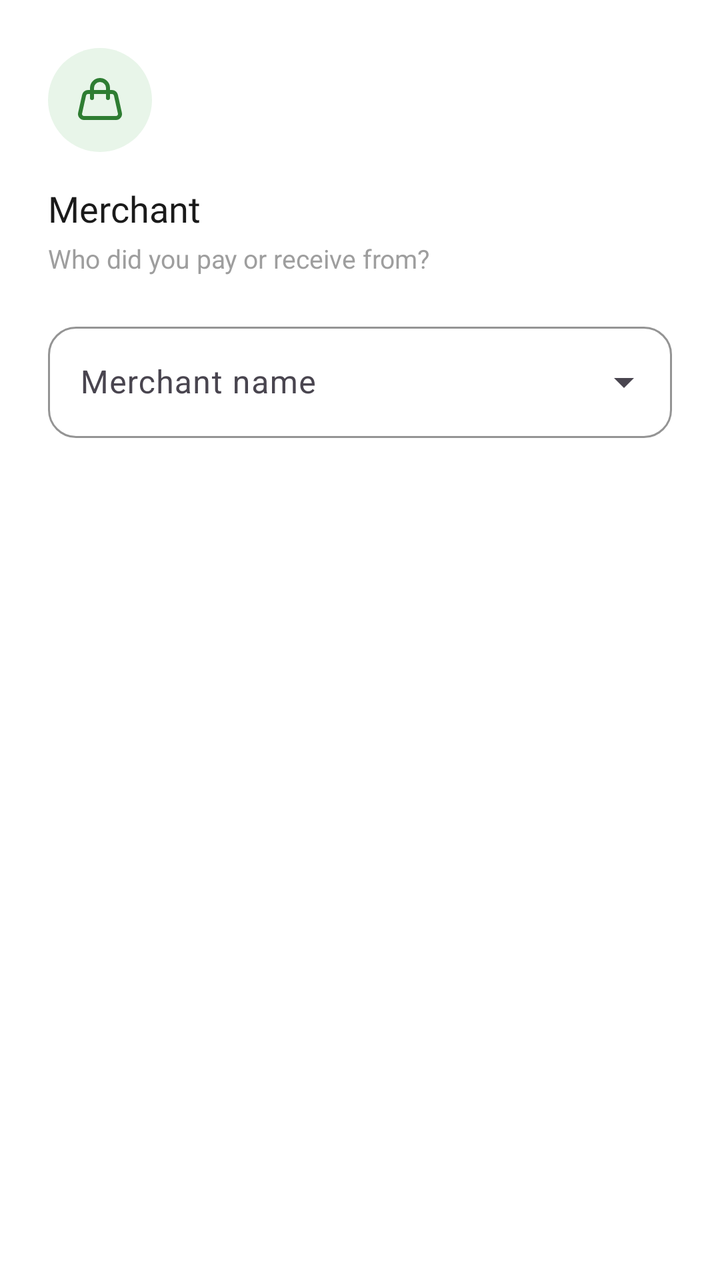
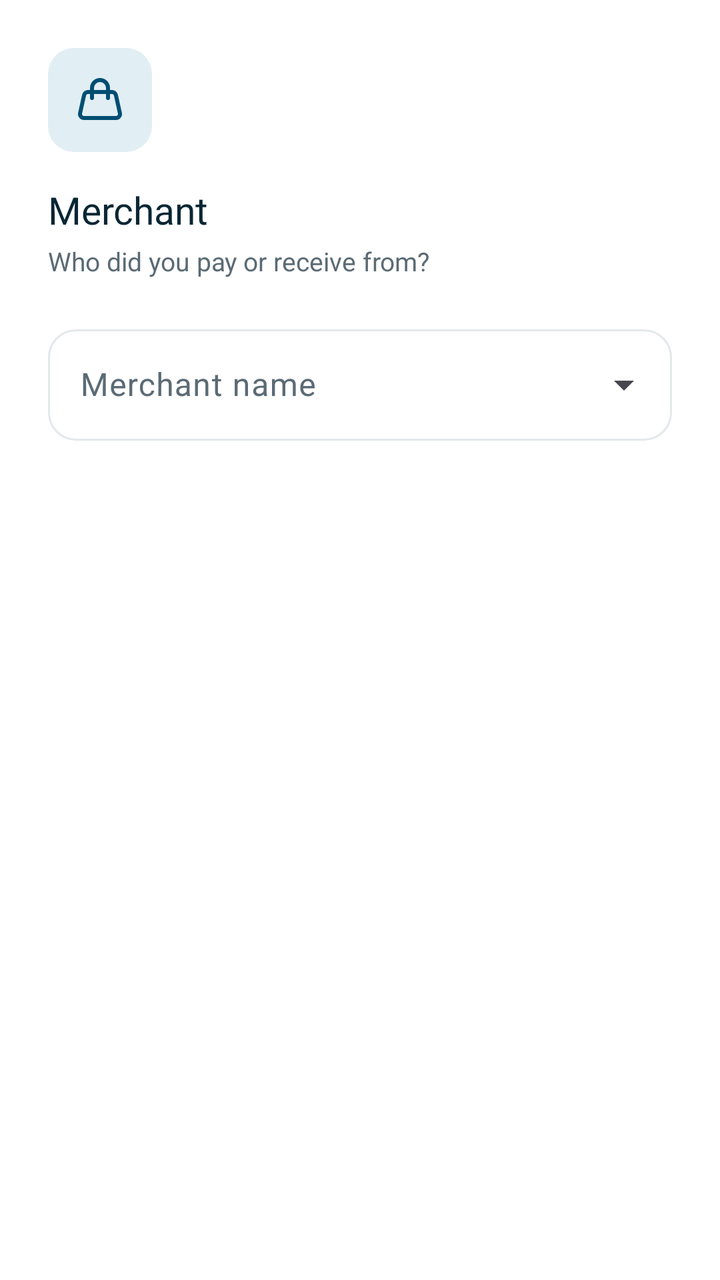

Compare the two renders of this Android layout. The source of the first and the diff that turns it into the second are given below.
<!-- AndroidManifest.xml: application theme Theme.ExpenseTracker -->
<!-- res/layout/dialog_add_merchant.xml -->
<?xml version="1.0" encoding="utf-8"?>
<LinearLayout xmlns:android="http://schemas.android.com/apk/res/android"
    xmlns:app="http://schemas.android.com/apk/res-auto"
    android:layout_width="match_parent"
    android:layout_height="wrap_content"
    android:orientation="vertical"
    android:paddingStart="24dp"
    android:background="@color/white"
    android:paddingTop="24dp"
    android:paddingEnd="24dp"
    android:paddingBottom="8dp">

    <FrameLayout
        android:layout_width="52dp"
        android:layout_height="52dp"
        android:background="@drawable/bg_circle_merchant_icon">

        <ImageView
            android:layout_width="24dp"
            android:layout_height="24dp"
            android:layout_gravity="center"
            android:src="@drawable/ic_cart"
            app:tint="#2E7D32" />

    </FrameLayout>

    <TextView
        android:layout_width="wrap_content"
        android:layout_height="wrap_content"
        android:layout_marginTop="16dp"
        android:fontFamily="@font/inter_extra_bold"
        android:text="@string/merchant"
        android:textColor="#1A1A1A"
        android:textSize="18sp" />

    <TextView
        android:layout_width="wrap_content"
        android:layout_height="wrap_content"
        android:layout_marginTop="4dp"
        android:text="@string/who_did_you_pay_or_receive_from"
        android:textColor="#9E9E9E"
        android:textSize="13sp" />

    <com.google.android.material.textfield.TextInputLayout
        android:id="@+id/tilMerchantName"
        style="@style/Widget.Material3.TextInputLayout.OutlinedBox.ExposedDropdownMenu"
        android:layout_width="match_parent"
        android:layout_height="wrap_content"
        android:layout_marginTop="20dp"
        android:hint="@string/merchant_name"
        app:boxCornerRadiusBottomEnd="14dp"
        app:boxCornerRadiusBottomStart="14dp"
        app:boxCornerRadiusTopEnd="14dp"
        app:boxCornerRadiusTopStart="14dp"
        app:boxStrokeColor="@color/brand_green_dark"
        app:hintTextColor="@color/brand_green_dark">

        <AutoCompleteTextView
            android:id="@+id/etMerchantName"
            android:layout_width="match_parent"
            android:layout_height="wrap_content"
            android:inputType="textCapWords"
            android:maxLines="1" />

    </com.google.android.material.textfield.TextInputLayout>

</LinearLayout>
<!-- resources referenced by this layout -->
<resources>
  <color name="brand_green_dark">#057A55</color>
  <!-- drawable bg_circle_merchant_icon (drawable) -->
  <shape xmlns:android="http://schemas.android.com/apk/res/android" android:shape="oval">
      <solid android:color="#E8F5E9" />
  </shape>
  <style name="Base.Theme.ExpenseTracker" parent="Theme.Material3.Light.NoActionBar">
          <item name="android:windowBackground">@color/white</item>
          <item name="colorSurface">@color/white</item>
          
          <item name="colorPrimary">@color/fin_blue</item>
          <item name="colorOnPrimary">@color/white</item>
          <item name="colorPrimaryContainer">@color/fin_blue_tint</item>
          <item name="colorOnPrimaryContainer">@color/fin_navy</item>
          <item name="colorSecondary">@color/fin_navy</item>
          <item name="colorOnSecondary">@color/white</item>
          <item name="colorSecondaryContainer">@color/fin_blue_tint</item>
          <item name="colorOnSecondaryContainer">@color/fin_navy</item>
          
          <item name="colorTertiary">@color/fin_orange</item>
          <item name="colorOnTertiary">@color/fin_navy</item>
          <item name="colorError">@color/fin_error</item>
          <item name="colorOnError">@color/white</item>
          
          <item name="elevationOverlayEnabled">false</item>
          
          <item name="android:forceDarkAllowed" tools:targetApi="q">false</item>
      </style>
  <!-- unchanged entries left out for length: 12 -->
</resources>

<!-- the commit's change to res/layout/dialog_add_merchant.xml (unified diff, before → after) -->
@@ -13,14 +13,14 @@
     <FrameLayout
         android:layout_width="52dp"
         android:layout_height="52dp"
-        android:background="@drawable/bg_circle_merchant_icon">
+        android:background="@drawable/bg_fin_icon_tile">
 
         <ImageView
             android:layout_width="24dp"
             android:layout_height="24dp"
             android:layout_gravity="center"
             android:src="@drawable/ic_cart"
-            app:tint="#2E7D32" />
+            app:tint="@color/fin_blue" />
 
     </FrameLayout>
 
@@ -30,30 +30,24 @@
         android:layout_marginTop="16dp"
         android:fontFamily="@font/inter_extra_bold"
         android:text="@string/merchant"
-        android:textColor="#1A1A1A"
-        android:textSize="18sp" />
+        android:textColor="@color/fin_navy"
+        android:textSize="19sp" />
 
     <TextView
         android:layout_width="wrap_content"
         android:layout_height="wrap_content"
         android:layout_marginTop="4dp"
         android:text="@string/who_did_you_pay_or_receive_from"
-        android:textColor="#9E9E9E"
+        android:textColor="@color/fin_text_secondary"
         android:textSize="13sp" />
 
     <com.google.android.material.textfield.TextInputLayout
         android:id="@+id/tilMerchantName"
-        style="@style/Widget.Material3.TextInputLayout.OutlinedBox.ExposedDropdownMenu"
+        style="@style/Finara.TextField.Dropdown"
         android:layout_width="match_parent"
         android:layout_height="wrap_content"
         android:layout_marginTop="20dp"
-        android:hint="@string/merchant_name"
-        app:boxCornerRadiusBottomEnd="14dp"
-        app:boxCornerRadiusBottomStart="14dp"
-        app:boxCornerRadiusTopEnd="14dp"
-        app:boxCornerRadiusTopStart="14dp"
-        app:boxStrokeColor="@color/brand_green_dark"
-        app:hintTextColor="@color/brand_green_dark">
+        android:hint="@string/merchant_name">
 
         <AutoCompleteTextView
             android:id="@+id/etMerchantName"
<!-- resource entries referenced after the edit -->
@@ -1,10 +1,24 @@
 <!-- resources referenced by this layout -->
 <resources>
-  <color name="brand_green_dark">#057A55</color>
-  <!-- drawable bg_circle_merchant_icon (drawable) -->
-  <shape xmlns:android="http://schemas.android.com/apk/res/android" android:shape="oval">
-      <solid android:color="#E8F5E9" />
+  <color name="fin_text_secondary">#FF5B6B75</color>
+  <!-- drawable bg_fin_icon_tile (drawable) -->
+  <?xml version="1.0" encoding="utf-8"?>
+  <shape xmlns:android="http://schemas.android.com/apk/res/android"
+      android:shape="rectangle">
+      <solid android:color="@color/fin_blue_tint" />
+      <corners android:radius="13dp" />
   </shape>
+  <style name="Finara.TextField.Dropdown" parent="Widget.Material3.TextInputLayout.OutlinedBox.ExposedDropdownMenu">
+          <item name="boxCornerRadiusTopStart">14dp</item>
+          <item name="boxCornerRadiusTopEnd">14dp</item>
+          <item name="boxCornerRadiusBottomStart">14dp</item>
+          <item name="boxCornerRadiusBottomEnd">14dp</item>
+          <item name="boxStrokeColor">@color/fin_field_stroke</item>
+          <item name="boxStrokeWidth">1dp</item>
+          <item name="boxStrokeWidthFocused">1.5dp</item>
+          <item name="hintTextColor">@color/fin_blue</item>
+          <item name="android:textColorHint">@color/fin_text_secondary</item>
+      </style>
   <style name="Base.Theme.ExpenseTracker" parent="Theme.Material3.Light.NoActionBar">
           <item name="android:windowBackground">@color/white</item>
           <item name="colorSurface">@color/white</item>
@@ -25,7 +39,103 @@
           
           <item name="elevationOverlayEnabled">false</item>
           
+          <item name="materialAlertDialogTheme">@style/ThemeOverlay.Finara.Dialog</item>
+          <item name="bottomSheetDialogTheme">@style/AppBottomSheetDialogTheme</item>
+          
           <item name="android:forceDarkAllowed" tools:targetApi="q">false</item>
+      </style>
+  <style name="ThemeOverlay.Finara.Dialog" parent="ThemeOverlay.Material3.MaterialAlertDialog">
+          <item name="colorSurface">@color/fin_surface</item>
+          <item name="colorPrimary">@color/fin_blue</item>
+          <item name="colorOnSurface">@color/fin_navy</item>
+          <item name="colorOnSurfaceVariant">@color/fin_text_secondary</item>
+          
+          <item name="colorSurfaceContainerHigh">@color/fin_surface</item>
+          <item name="colorSurfaceContainer">@color/fin_surface</item>
+          <item name="colorSurfaceContainerLow">@color/fin_surface</item>
+          <item name="colorSurfaceContainerHighest">@color/fin_surface_muted</item>
+          <item name="colorOutline">@color/fin_border</item>
+          <item name="elevationOverlayEnabled">false</item>
+          <item name="shapeAppearanceOverlay">@style/RoundedDialogShape</item>
+          <item name="android:backgroundDimAmount">0.45</item>
+          <item name="materialAlertDialogTitleTextStyle">@style/Finara.Dialog.Title</item>
+          <item name="materialAlertDialogBodyTextStyle">@style/Finara.Dialog.Body</item>
+          <item name="buttonBarPositiveButtonStyle">@style/Finara.Dialog.Button.Positive</item>
+          <item name="buttonBarNegativeButtonStyle">@style/Finara.Dialog.Button.Negative</item>
+          <item name="buttonBarNeutralButtonStyle">@style/Finara.Dialog.Button.Negative</item>
+      </style>
+  <style name="AppBottomSheetDialogTheme" parent="Theme.Material3.Light.BottomSheetDialog">
+          <item name="bottomSheetStyle">@style/AppBottomSheetStyle</item>
+          
+          <item name="colorPrimary">@color/fin_blue</item>
+          <item name="colorOnPrimary">@color/white</item>
+          <item name="colorPrimaryContainer">@color/fin_blue_tint</item>
+          <item name="colorOnPrimaryContainer">@color/fin_navy</item>
+          <item name="colorSecondaryContainer">@color/fin_blue_tint</item>
+          <item name="colorOnSecondaryContainer">@color/fin_navy</item>
+          <item name="colorError">@color/fin_error</item>
+          <item name="android:backgroundDimAmount">0.45</item>
+          <item name="colorSurfaceContainerLow">@color/fin_surface</item>
+          <item name="colorSurfaceContainerHighest">@color/fin_surface_muted</item>
+          
+          <item name="materialAlertDialogTheme">@style/ThemeOverlay.Finara.Dialog</item>
+      </style>
+  <color name="fin_surface">#FFFFFFFF</color>
+  <color name="fin_surface_muted">#FFF2F4F5</color>
+  <color name="fin_border">#FFE3E8EB</color>
+  <style name="RoundedDialogShape" parent="">
+          <item name="cornerFamily">rounded</item>
+          <item name="cornerSize">24dp</item>
+      </style>
+  <style name="Finara.Dialog.Title" parent="MaterialAlertDialog.Material3.Title.Text">
+          <item name="android:textColor">@color/fin_navy</item>
+          <item name="android:fontFamily">@font/inter_extra_bold</item>
+          <item name="android:textSize">19sp</item>
+      </style>
+  <style name="Finara.Dialog.Body" parent="MaterialAlertDialog.Material3.Body.Text">
+          <item name="android:textColor">@color/fin_text_secondary</item>
+          <item name="android:fontFamily">@font/inter_medium</item>
+          <item name="android:textSize">14sp</item>
+          <item name="android:lineSpacingExtra">3sp</item>
+      </style>
+  <style name="Finara.Dialog.Button.Positive" parent="Widget.Material3.Button">
+          <item name="backgroundTint">@color/fin_blue</item>
+          <item name="android:textColor">@color/white</item>
+          <item name="android:fontFamily">@font/inter_extra_bold</item>
+          <item name="android:textSize">14sp</item>
+          <item name="android:textAllCaps">false</item>
+          <item name="android:minWidth">96dp</item>
+          <item name="android:minHeight">48dp</item>
+          <item name="android:layout_marginStart">8dp</item>
+          <item name="cornerRadius">14dp</item>
+          <item name="android:insetTop">0dp</item>
+          <item name="android:insetBottom">0dp</item>
+      </style>
+  <style name="Finara.Dialog.Button.Negative" parent="Widget.Material3.Button">
+          <item name="backgroundTint">@color/fin_surface_muted</item>
+          <item name="android:textColor">@color/fin_navy</item>
+          <item name="android:fontFamily">@font/inter_medium</item>
+          <item name="android:textSize">14sp</item>
+          <item name="android:textAllCaps">false</item>
+          <item name="android:minWidth">96dp</item>
+          <item name="android:minHeight">48dp</item>
+          <item name="android:layout_marginStart">8dp</item>
+          <item name="cornerRadius">14dp</item>
+          <item name="android:insetTop">0dp</item>
+          <item name="android:insetBottom">0dp</item>
+          <item name="rippleColor">#14092634</item>
+      </style>
+  <style name="AppBottomSheetStyle" parent="Widget.Material3.BottomSheet.Modal">
+          <item name="shapeAppearance">@style/AppShapeAppearanceBottomSheet</item>
+          
+          <item name="backgroundTint">@color/fin_surface</item>
+      </style>
+  <style name="AppShapeAppearanceBottomSheet" parent="">
+          <item name="cornerFamily">rounded</item>
+          <item name="cornerSizeTopLeft">28dp</item>
+          <item name="cornerSizeTopRight">28dp</item>
+          <item name="cornerSizeBottomLeft">0dp</item>
+          <item name="cornerSizeBottomRight">0dp</item>
       </style>
   <!-- unchanged entries left out for length: 12 -->
 </resources>
